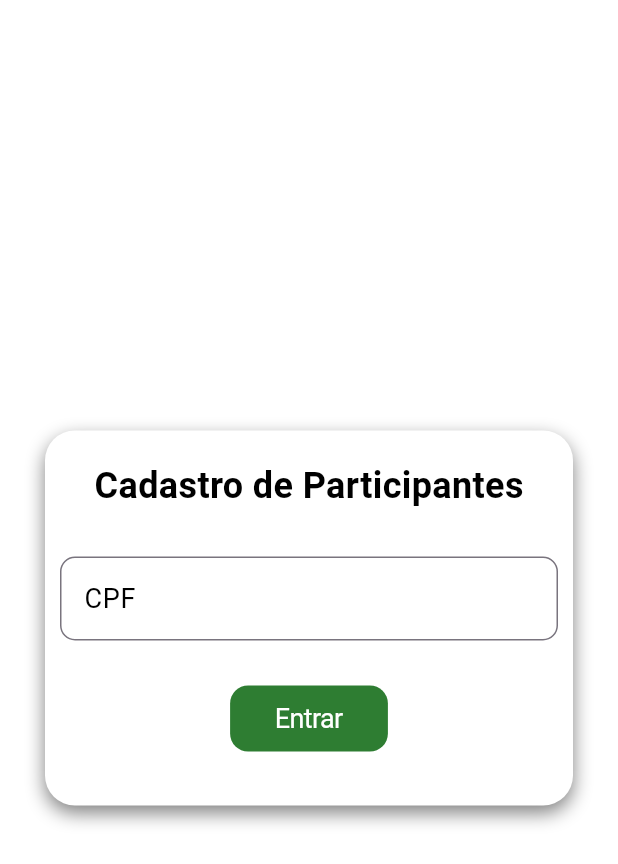
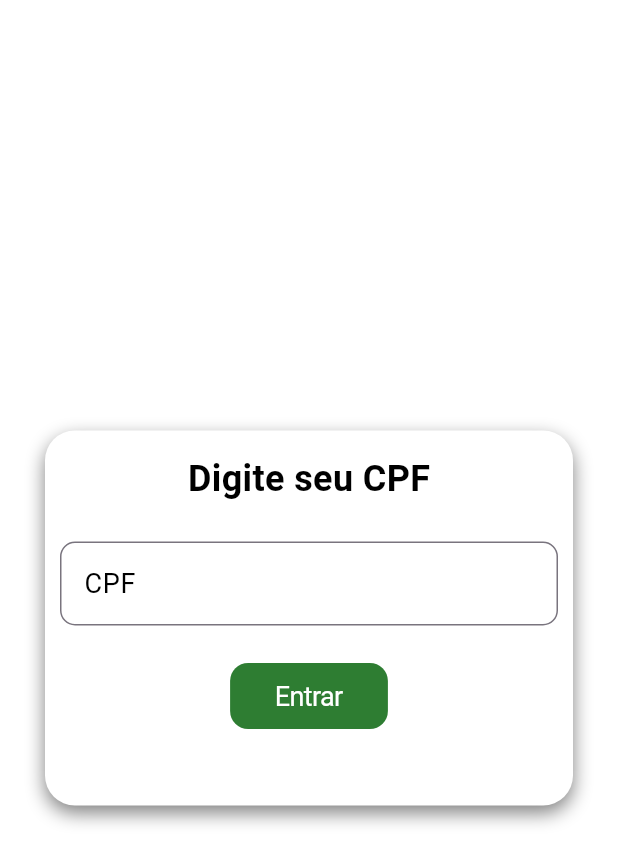
Before and after one commit to AlarconPedro/Promocoes, a Flutter app: the CadastroParticipantesPage screen opened by its route, on a phone screen of 412 x 824 dp. Shown: the top 864 px of the screen. Run offline on Flutter 3.47's test engine with Material 3 defaults, Android fonts, the phone set to English and light mode, and no system bars.

Commit message:
Corrigido problemas de margem nos cadastros - 2024.8.8.1

```diff
--- a/lib/ui/pages/logar_sistema.dart
+++ b/lib/ui/pages/logar_sistema.dart
@@ -40,9 +40,9 @@ class _LogarSistemaState extends State<LogarSistema> {
           child: Column(
             children: [
               const Padding(
-                padding: EdgeInsets.symmetric(vertical: 20, horizontal: 10),
+                padding: EdgeInsets.symmetric(vertical: 15, horizontal: 10),
                 child: Text(
-                  'Cadastro de Participantes',
+                  'Digite seu CPF',
                   style: TextStyle(
                     color: Cores.preto,
                     fontSize: 24,
@@ -53,7 +53,7 @@ class _LogarSistemaState extends State<LogarSistema> {
               CampoFormulario(label: 'CPF'),
               // CampoFormulario(label: 'Senha'),
               Padding(
-                padding: const EdgeInsets.all(20),
+                padding: const EdgeInsets.all(15),
                 child: CupertinoButton(
                   onPressed: () {
                     widget.onClick();
```
